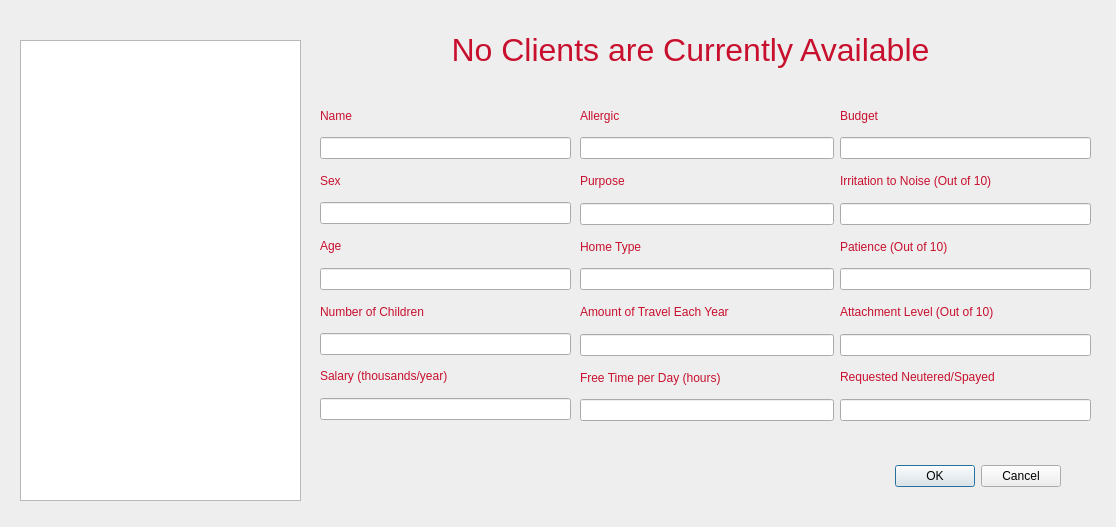
This is cuACS/viewclients.ui in cameronhawtin/Animal-Farm-cuACS as Qt 5 draws it before an edit. The edited form follows.
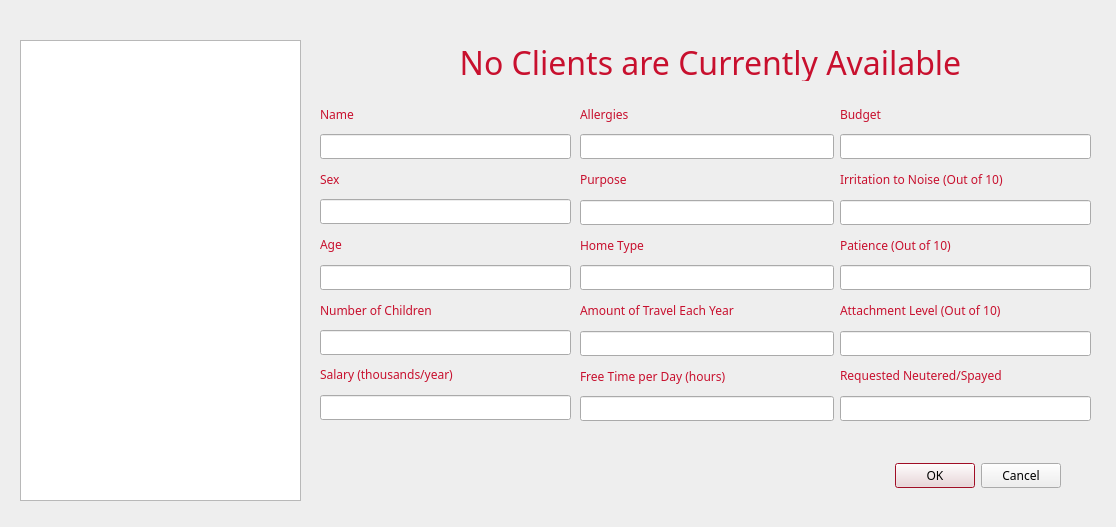
This is the edited form.

Diff of the .ui file:
```diff
--- a/cuACS/viewclients.ui
+++ b/cuACS/viewclients.ui
@@ -40,6 +40,15 @@
        </color>
       </brush>
      </colorrole>
+     <colorrole role="Highlight">
+      <brush brushstyle="SolidPattern">
+       <color alpha="255">
+        <red>200</red>
+        <green>16</green>
+        <blue>46</blue>
+       </color>
+      </brush>
+     </colorrole>
     </active>
     <inactive>
      <colorrole role="WindowText">
@@ -69,6 +78,15 @@
        </color>
       </brush>
      </colorrole>
+     <colorrole role="Highlight">
+      <brush brushstyle="SolidPattern">
+       <color alpha="255">
+        <red>200</red>
+        <green>16</green>
+        <blue>46</blue>
+       </color>
+      </brush>
+     </colorrole>
     </inactive>
     <disabled>
      <colorrole role="WindowText">
@@ -98,9 +116,23 @@
        </color>
       </brush>
      </colorrole>
+     <colorrole role="Highlight">
+      <brush brushstyle="SolidPattern">
+       <color alpha="255">
+        <red>145</red>
+        <green>141</green>
+        <blue>126</blue>
+       </color>
+      </brush>
+     </colorrole>
     </disabled>
    </palette>
   </property>
+  <property name="font">
+   <font>
+    <family>Egyptienne F</family>
+   </font>
+  </property>
   <property name="windowTitle">
    <string>Dialog</string>
   </property>
@@ -123,8 +155,8 @@
   <widget class="QLabel" name="titleLabel">
    <property name="geometry">
     <rect>
-     <x>400</x>
-     <y>30</y>
+     <x>420</x>
+     <y>40</y>
      <width>581</width>
      <height>41</height>
     </rect>
@@ -346,7 +378,7 @@
        <bool>true</bool>
       </property>
       <property name="text">
-       <string>Allergic</string>
+       <string>Allergies</string>
       </property>
      </widget>
     </item>
```
